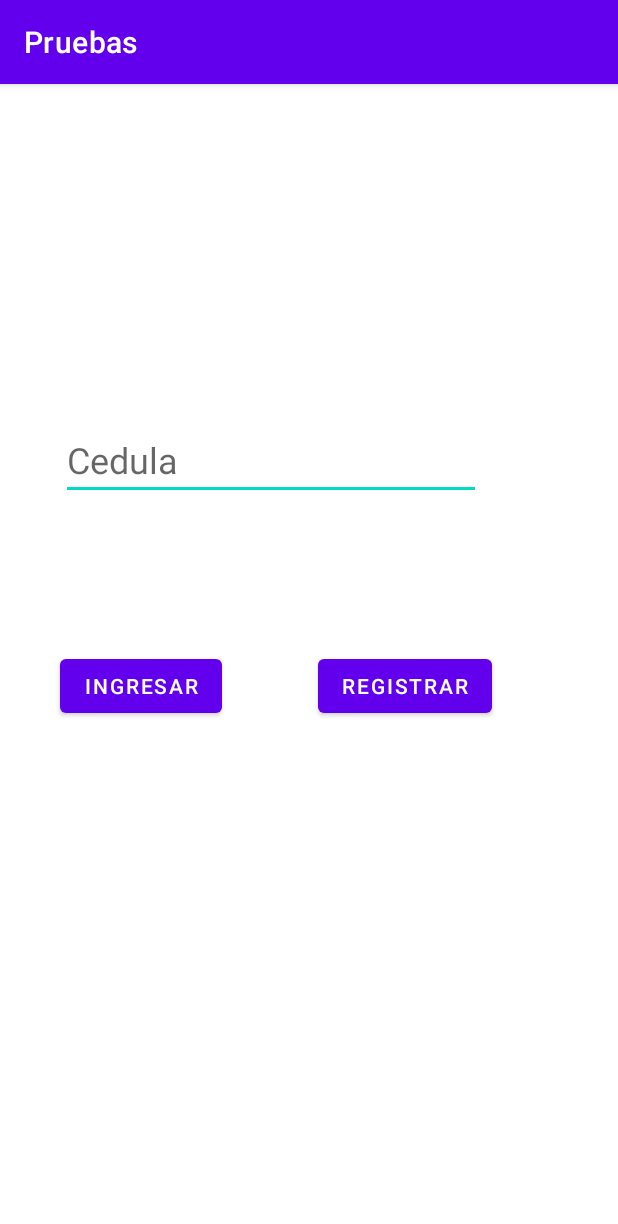
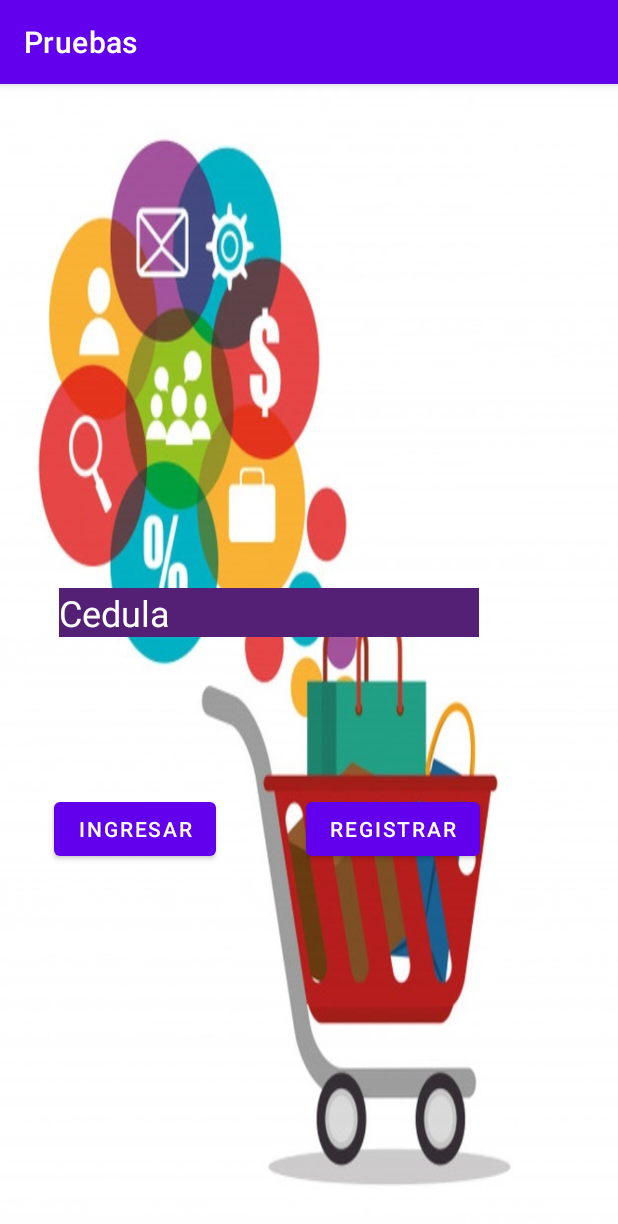
Before and after one commit to Vladox69/AsistenteV2, an Android app: the screen it shows after launch (MainActivity), on a phone screen of 412 x 824 dp. Shown: the top 1224 px of the screen. Run offline under Robolectric (Android 15) with nearby library versions, the phone set to English and light mode, and no system bars.

Commit message:
Fondo para pantalla del Login.

```diff
--- a/app/src/main/res/layout/activity_main.xml
+++ b/app/src/main/res/layout/activity_main.xml
@@ -4,43 +4,47 @@
     xmlns:tools="http://schemas.android.com/tools"
     android:layout_width="match_parent"
     android:layout_height="match_parent"
+    android:background="@drawable/fondo"
     tools:context=".MainActivity">
 
     <EditText
         android:id="@+id/txtUsuario"
         android:layout_width="wrap_content"
         android:layout_height="wrap_content"
-        android:layout_marginTop="224dp"
+        android:layout_marginTop="336dp"
+        android:background="#542075"
         android:ems="10"
         android:hint="@string/txt_usuario_String"
         android:inputType="textPersonName"
+        android:textColor="#FFFFFF"
+        android:textColorHint="#FFFFFF"
         android:textSize="24sp"
         app:layout_constraintEnd_toEndOf="parent"
-        app:layout_constraintHorizontal_bias="0.308"
+        app:layout_constraintHorizontal_bias="0.3"
         app:layout_constraintStart_toStartOf="parent"
         app:layout_constraintTop_toTopOf="parent" />
+
+    <Button
+        android:id="@+id/btRegister"
+        android:layout_width="wrap_content"
+        android:layout_height="wrap_content"
+        android:layout_marginStart="60dp"
+        android:layout_marginLeft="60dp"
+        android:layout_marginTop="104dp"
+        android:onClick="abrirIntRegistrarUsuario"
+        android:text="@string/bt_registrar_String"
+        app:layout_constraintStart_toEndOf="@+id/btLogin"
+        app:layout_constraintTop_toBottomOf="@+id/txtUsuario" />
 
     <Button
         android:id="@+id/btLogin"
         android:layout_width="wrap_content"
         android:layout_height="wrap_content"
-        android:layout_marginStart="40dp"
-        android:layout_marginLeft="40dp"
-        android:layout_marginTop="100dp"
+        android:layout_marginStart="36dp"
+        android:layout_marginLeft="36dp"
+        android:layout_marginTop="104dp"
         android:onClick="abrirIntPrincipal"
         android:text="@string/bt_ingresar_String"
         app:layout_constraintStart_toStartOf="parent"
         app:layout_constraintTop_toBottomOf="@+id/txtUsuario" />
-
-    <Button
-        android:id="@+id/btRegister"
-        android:layout_width="wrap_content"
-        android:layout_height="wrap_content"
-        android:layout_marginStart="64dp"
-        android:layout_marginLeft="64dp"
-        android:layout_marginTop="100dp"
-        android:onClick="abrirIntRegistrarUsuario"
-        android:text="@string/bt_registrar_String"
-        app:layout_constraintStart_toEndOf="@+id/btLogin"
-        app:layout_constraintTop_toBottomOf="@+id/txtUsuario" />
 </androidx.constraintlayout.widget.ConstraintLayout>
```
Also changed, not shown: app/src/main/res/drawable/fondo.jpg (added).
